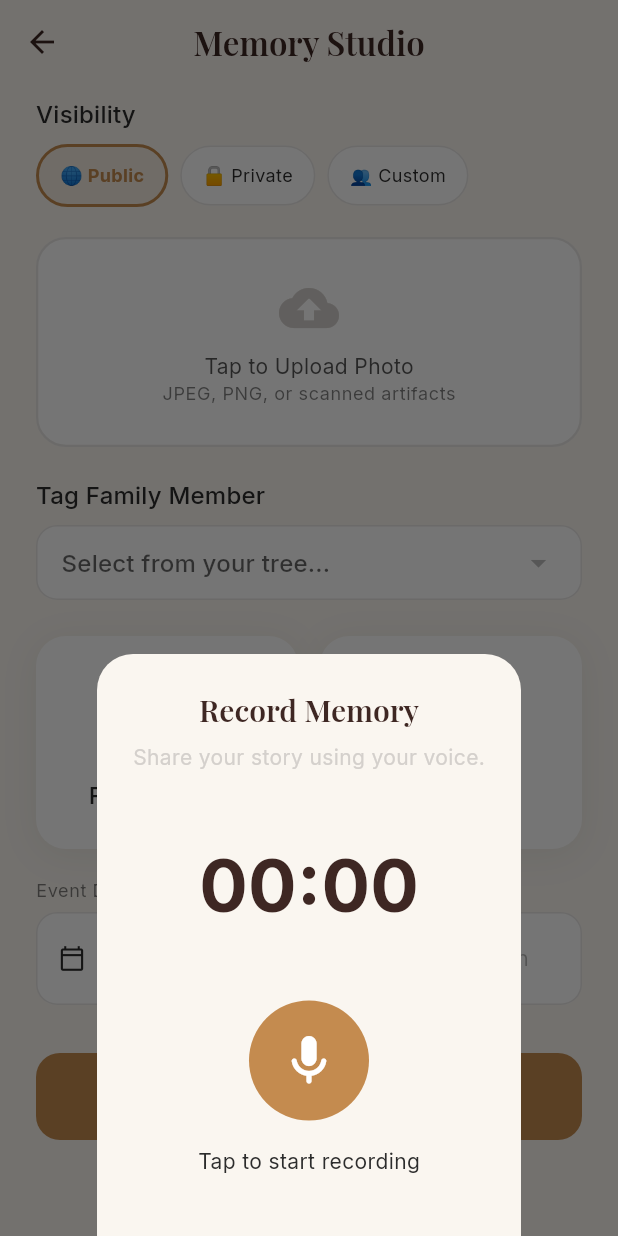
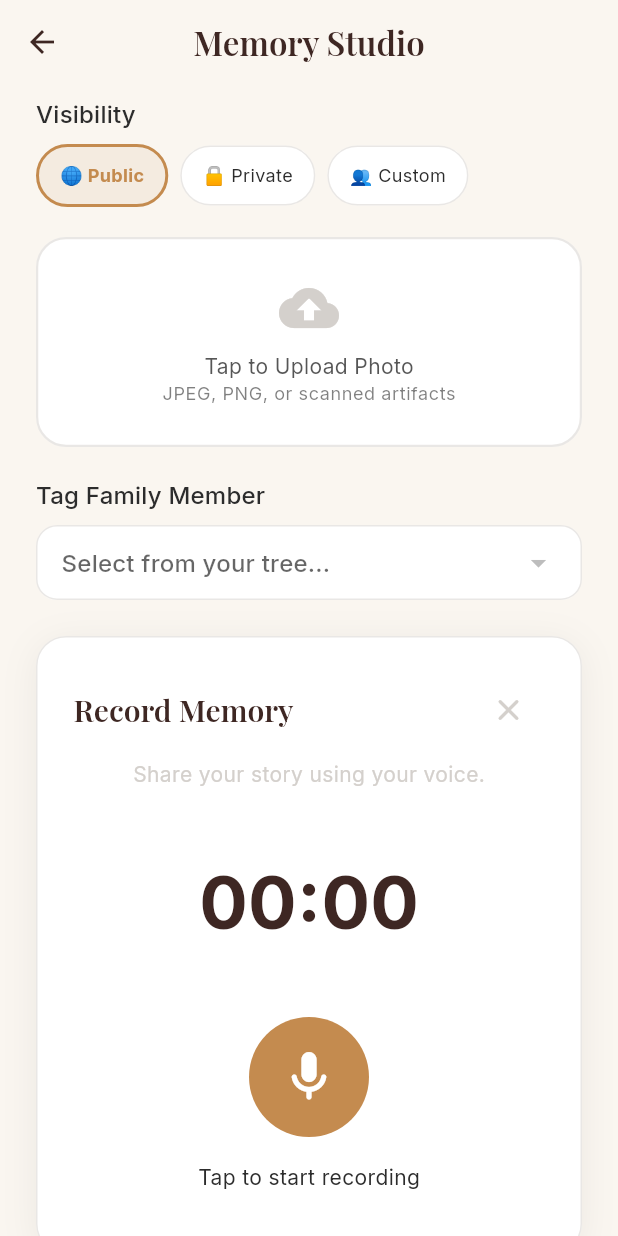
Before and after one commit to Mursalin7842/Mynest, a Flutter app: the MemoryStudioScreen screen opened directly, scrolled down 217 dp, after a tap on "Record Audio", on a phone screen of 412 x 824 dp. Run offline on Flutter 3.47's test engine with Material 3 defaults, Android fonts, the phone set to English and light mode, and no system bars; our stand-ins replace appwrite, audioplayers, flutter_animate, google_fonts, image_picker, shared_preferences; accounts and stored records are empty; network calls fail.

Commit message:
Fix memory studio audio recorder UI to be inline rather than a modal bottom sheet.

```diff
--- a/mynest_app/lib/screens/studio/memory_studio_screen.dart
+++ b/mynest_app/lib/screens/studio/memory_studio_screen.dart
@@ -31,6 +31,7 @@ class _MemoryStudioScreenState extends State<MemoryStudioScreen> {
   String _visibility = 'public'; // public, private, custom
   Uint8List? _photoBytes;
   String? _photoFileName;
+  bool _isRecordingMode = false;
   String? _mockAudioPath;
 
   @override
@@ -227,19 +228,30 @@ class _MemoryStudioScreenState extends State<MemoryStudioScreen> {
           const SizedBox(height: 24),
 
           // Record / Type
+          if (_isRecordingMode) ...[
+            Container(
+              decoration: BoxDecoration(
+                color: Colors.white,
+                borderRadius: NestTheme.cardRadius,
+                boxShadow: NestTheme.softShadow,
+                border: Border.all(color: NestTheme.mist.withAlpha(128)),
+              ),
+              child: _MockAudioRecorder(
+                onSave: (path) {
+                  setState(() {
+                    _mockAudioPath = path;
+                    _isRecordingMode = false;
+                  });
+                },
+                onCancel: () {
+                  setState(() => _isRecordingMode = false);
+                },
+              ),
+            ),
+          ] else ...[
             Row(children: [
               Expanded(child: GestureDetector(
-              onTap: () async {
-                final audioPath = await showModalBottomSheet<String>(
-                  context: context,
-                  backgroundColor: NestTheme.cream,
-                  shape: const RoundedRectangleBorder(borderRadius: BorderRadius.vertical(top: Radius.circular(24))),
-                  builder: (ctx) => const _MockAudioRecorder(),
-                );
-                if (audioPath != null) {
-                  setState(() => _mockAudioPath = audioPath);
-                }
-              },
+                onTap: () => setState(() => _isRecordingMode = true),
                 child: Container(
                   padding: const EdgeInsets.symmetric(vertical: 24),
                   decoration: BoxDecoration(
@@ -358,7 +370,10 @@ class _VisibilityChip extends StatelessWidget {
 }
 
 class _MockAudioRecorder extends StatefulWidget {
-  const _MockAudioRecorder();
+  final Function(String) onSave;
+  final VoidCallback onCancel;
+
+  const _MockAudioRecorder({required this.onSave, required this.onCancel});
 
   @override
   State<_MockAudioRecorder> createState() => _MockAudioRecorderState();
@@ -422,7 +437,7 @@ class _MockAudioRecorderState extends State<_MockAudioRecorder> {
   }
 
   void _save() {
-    Navigator.pop(context, 'mock_audio_file_${DateTime.now().millisecondsSinceEpoch}.mp3');
+    widget.onSave('mock_audio_file_${DateTime.now().millisecondsSinceEpoch}.mp3');
   }
 
   @override
@@ -442,7 +457,17 @@ class _MockAudioRecorderState extends State<_MockAudioRecorder> {
         child: Column(
           mainAxisSize: MainAxisSize.min,
           children: [
+            Row(
+              mainAxisAlignment: MainAxisAlignment.spaceBetween,
+              children: [
                 Text('Record Memory', style: Theme.of(context).textTheme.headlineMedium),
+                IconButton(
+                  icon: const Icon(Icons.close_rounded),
+                  onPressed: widget.onCancel,
+                  color: NestTheme.mist,
+                ),
+              ],
+            ),
             const SizedBox(height: 8),
             Text(_isRecorded ? 'Review your recording.' : 'Share your story using your voice.', style: const TextStyle(color: NestTheme.mist)),
             const SizedBox(height: 40),
```
Also changed, not shown: mynest_app/lib/screens/tree/family_tree_screen.dart (+29 -1 lines). Lines whose indentation alone changed are shown as unchanged.
